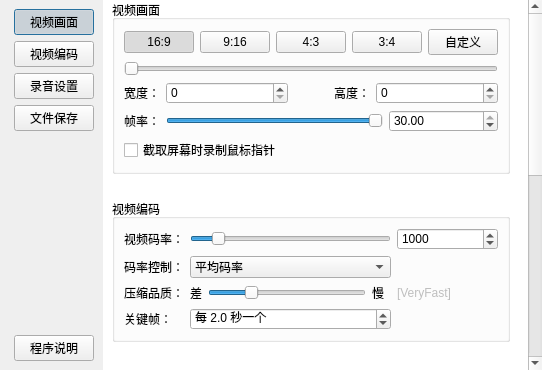
Before: the Qt Designer form DialogSetting.ui in guee/GueeRecorder, drawn with Qt 5.
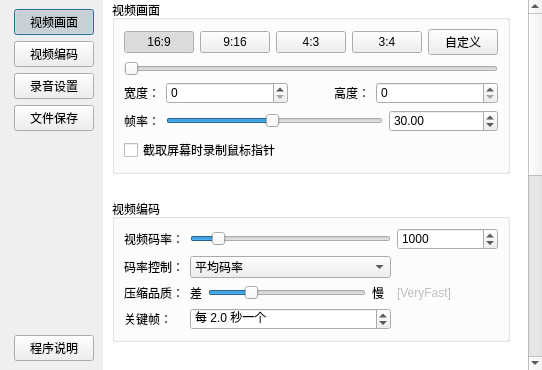
After: the same form once the commit is applied. Custom widgets are drawn as their Qt base class.

The edit to the form file:
```diff
--- a/DialogSetting.ui
+++ b/DialogSetting.ui
@@ -146,8 +146,8 @@
        <rect>
         <x>0</x>
         <y>0</y>
-        <width>436</width>
-        <height>888</height>
+        <width>425</width>
+        <height>772</height>
        </rect>
       </property>
       <property name="sizePolicy">
@@ -352,7 +352,7 @@
                <number>1</number>
               </property>
               <property name="maximum">
-               <number>30</number>
+               <number>60</number>
               </property>
               <property name="value">
                <number>30</number>
@@ -374,7 +374,7 @@
                <double>1.000000000000000</double>
               </property>
               <property name="maximum">
-               <double>30.000000000000000</double>
+               <double>60.000000000000000</double>
               </property>
               <property name="value">
                <double>30.000000000000000</double>
```
